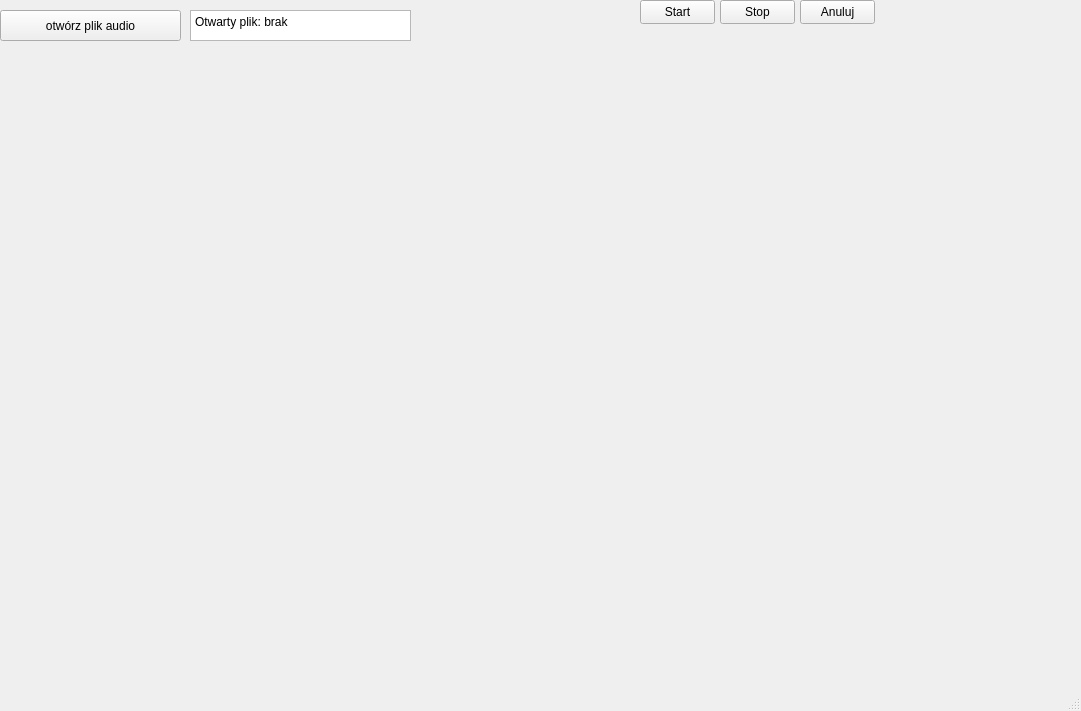
Above: UiDesigner/audio_visualizer.ui from Yepthatsit/DSP-projekt before the change. Below: the same form after it.
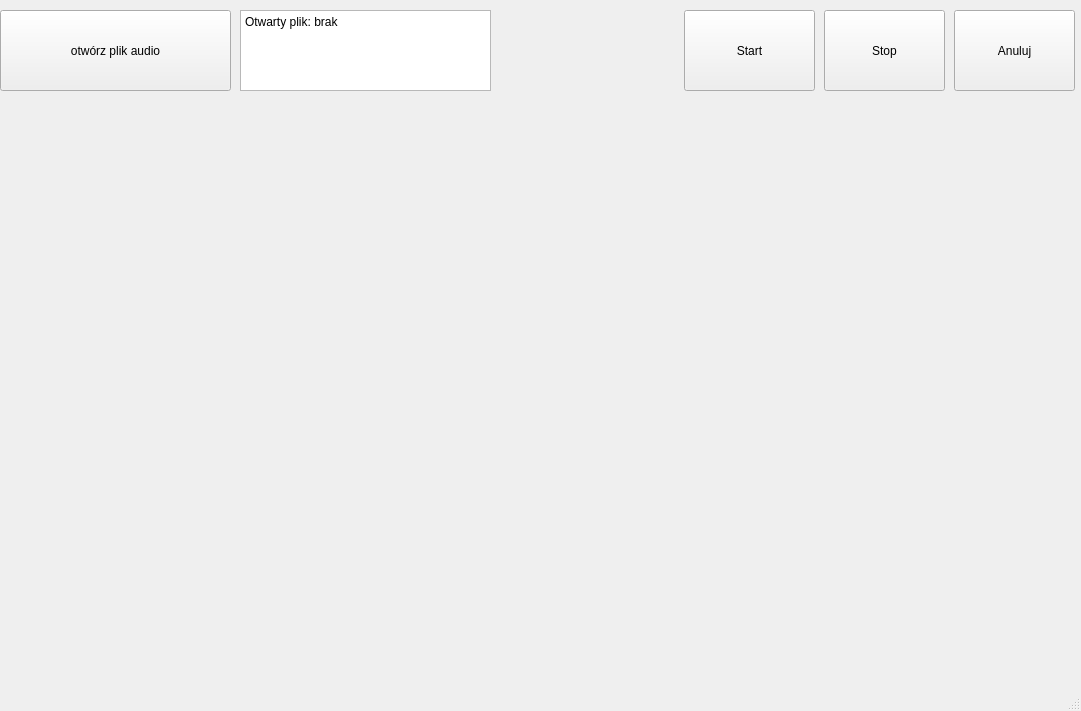
That is the form after the change. Custom widgets are drawn as their Qt base class.

Patch:
```diff
--- a/UiDesigner/audio_visualizer.ui
+++ b/UiDesigner/audio_visualizer.ui
@@ -34,8 +34,8 @@
      <rect>
       <x>0</x>
       <y>10</y>
-      <width>181</width>
-      <height>31</height>
+      <width>231</width>
+      <height>81</height>
      </rect>
     </property>
     <property name="text">
@@ -45,10 +45,10 @@
    <widget class="QTextBrowser" name="textBrowser">
     <property name="geometry">
      <rect>
-      <x>190</x>
+      <x>240</x>
       <y>10</y>
-      <width>221</width>
-      <height>31</height>
+      <width>251</width>
+      <height>81</height>
      </rect>
     </property>
     <property name="html">
@@ -65,10 +65,10 @@
    <widget class="QPushButton" name="StartBTN">
     <property name="geometry">
      <rect>
-      <x>640</x>
-      <y>0</y>
-      <width>75</width>
-      <height>24</height>
+      <x>684</x>
+      <y>10</y>
+      <width>131</width>
+      <height>81</height>
      </rect>
     </property>
     <property name="text">
@@ -78,10 +78,10 @@
    <widget class="QPushButton" name="PRBTN">
     <property name="geometry">
      <rect>
-      <x>720</x>
-      <y>0</y>
-      <width>75</width>
-      <height>24</height>
+      <x>824</x>
+      <y>10</y>
+      <width>121</width>
+      <height>81</height>
      </rect>
     </property>
     <property name="text">
@@ -91,10 +91,10 @@
    <widget class="QPushButton" name="CancelBTN">
     <property name="geometry">
      <rect>
-      <x>800</x>
-      <y>0</y>
-      <width>75</width>
-      <height>24</height>
+      <x>954</x>
+      <y>10</y>
+      <width>121</width>
+      <height>81</height>
      </rect>
     </property>
     <property name="text">
```
